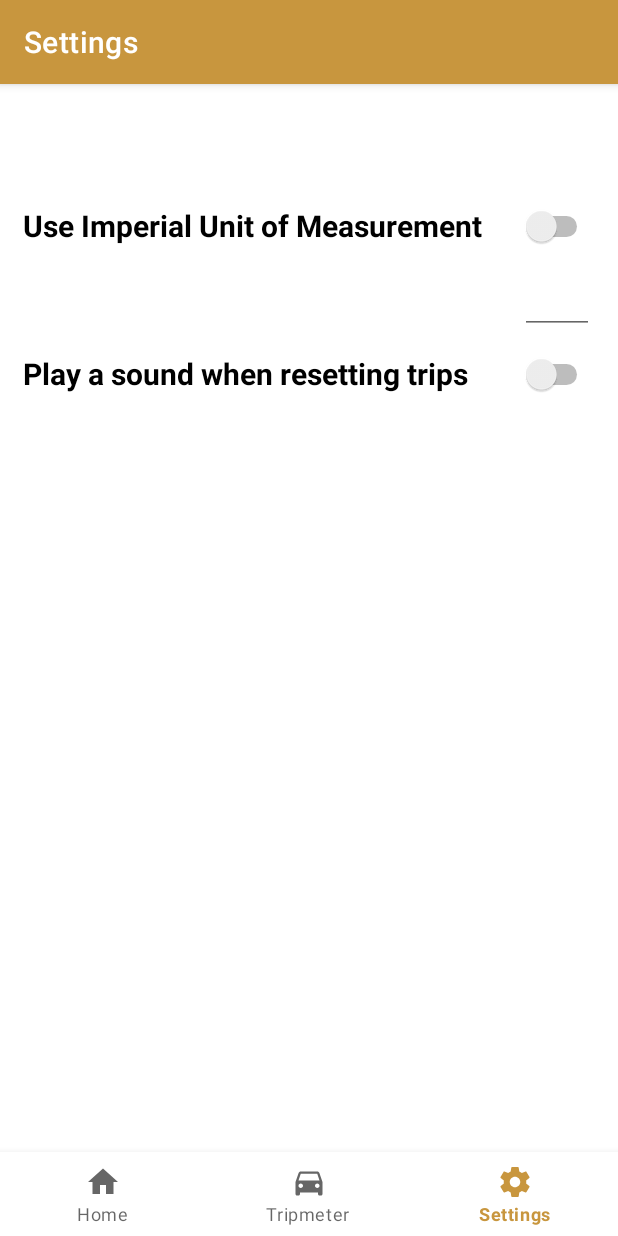
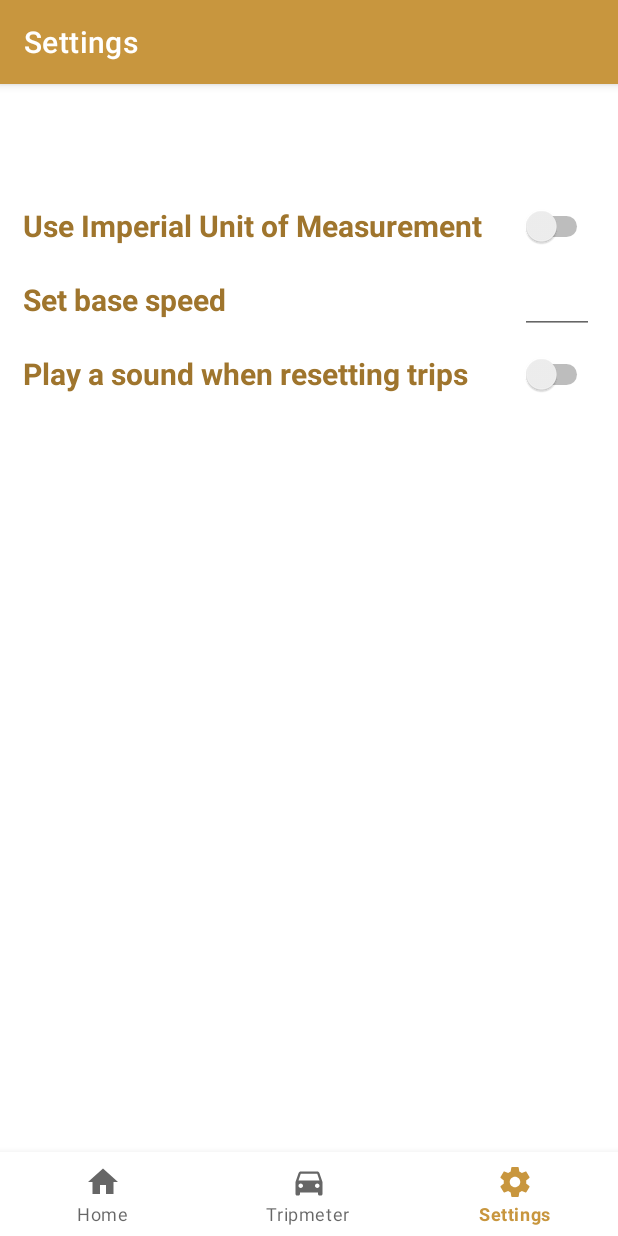
Before and after one commit to MiguelNdeCarvalho/Virtual-Tripmeter, an Android app: the SettingsFragment screen opened through its navigation route, on a phone screen of 412 x 824 dp. Run offline under Robolectric (Android 15) with nearby library versions, the phone set to English and light mode, and no system bars; our stand-ins replace navigation-ui.

Commit message:
Settings: Change all text to yellow_500

```diff
--- a/app/src/main/res/layout/fragment_settings.xml
+++ b/app/src/main/res/layout/fragment_settings.xml
@@ -14,6 +14,7 @@
         android:text="@string/settings_unitsButton"
         android:textSize="20sp"
         android:textStyle="bold"
+        android:textColor="@color/yellow_500"
         app:layout_constraintEnd_toEndOf="parent"
         app:layout_constraintHorizontal_bias="0.483"
         app:layout_constraintStart_toStartOf="parent"
@@ -27,6 +28,7 @@
         android:text="@string/settings_alertButton"
         android:textSize="20sp"
         android:textStyle="bold"
+        android:textColor="@color/yellow_500"
         app:layout_constraintBottom_toBottomOf="parent"
         app:layout_constraintEnd_toEndOf="parent"
         app:layout_constraintHorizontal_bias="0.483"
@@ -37,11 +39,10 @@
         android:layout_width="380dp"
         android:layout_height="45dp"
         android:text="@string/settings_velocityText"
-        android:textAlignment="textStart"
-        android:textColor="@color/white"
         android:textSize="20sp"
         android:textStyle="bold"
         android:gravity="center_vertical"
+        android:textColor="@color/yellow_500"
         app:layout_constraintBottom_toTopOf="@+id/switchAlerts"
         app:layout_constraintEnd_toEndOf="parent"
         app:layout_constraintHorizontal_bias="0.483"
```
